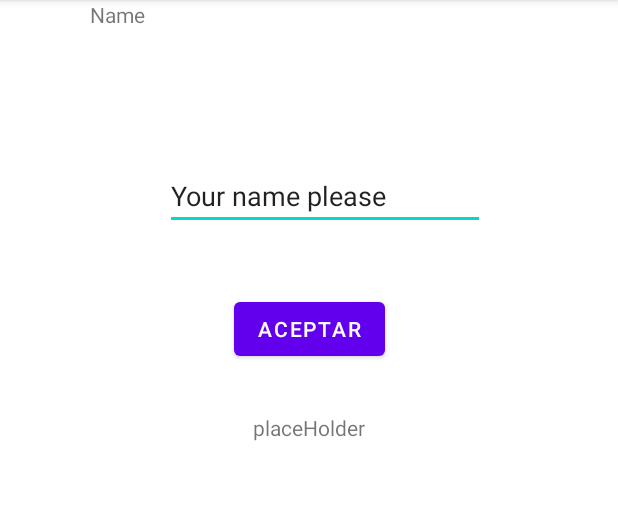
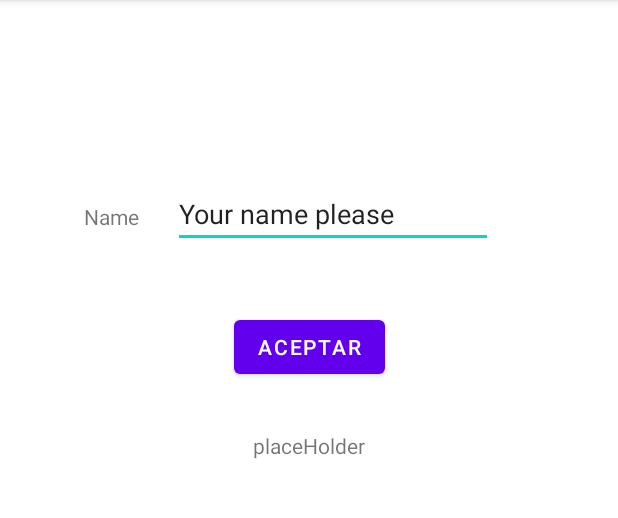
Before and after one commit to FrenzyR/MobileDevelopmentExercise2, an Android app: the MainActivity screen opened directly, with no data from a screen before it, on a phone screen of 412 x 824 dp, the part 84-602 px from its top. Run offline under Robolectric (Android 15) with nearby library versions, the phone set to English and light mode, and no system bars.

Commit message:
Second commit

```diff
--- a/app/src/main/res/layout/activity_main.xml
+++ b/app/src/main/res/layout/activity_main.xml
@@ -10,10 +10,12 @@
         android:id="@+id/textView"
         android:layout_width="wrap_content"
         android:layout_height="wrap_content"
-        android:layout_marginStart="60dp"
+        android:layout_marginStart="56dp"
         android:text="Name"
+        app:layout_constraintBottom_toBottomOf="@+id/editTextText"
         app:layout_constraintStart_toStartOf="parent"
-        tools:layout_editor_absoluteY="122dp" />
+        app:layout_constraintTop_toTopOf="parent"
+        app:layout_constraintVertical_bias="0.924" />
 
     <Button
         android:id="@+id/button"
@@ -29,12 +31,12 @@
         android:id="@+id/editTextText"
         android:layout_width="wrap_content"
         android:layout_height="wrap_content"
-        android:layout_marginTop="108dp"
-        android:layout_marginEnd="76dp"
+        android:layout_marginTop="120dp"
         android:ems="10"
         android:inputType="text"
         android:text="Your name please"
         app:layout_constraintEnd_toEndOf="parent"
+        app:layout_constraintHorizontal_bias="0.216"
         app:layout_constraintStart_toEndOf="@+id/textView"
         app:layout_constraintTop_toTopOf="parent" />
 
```
